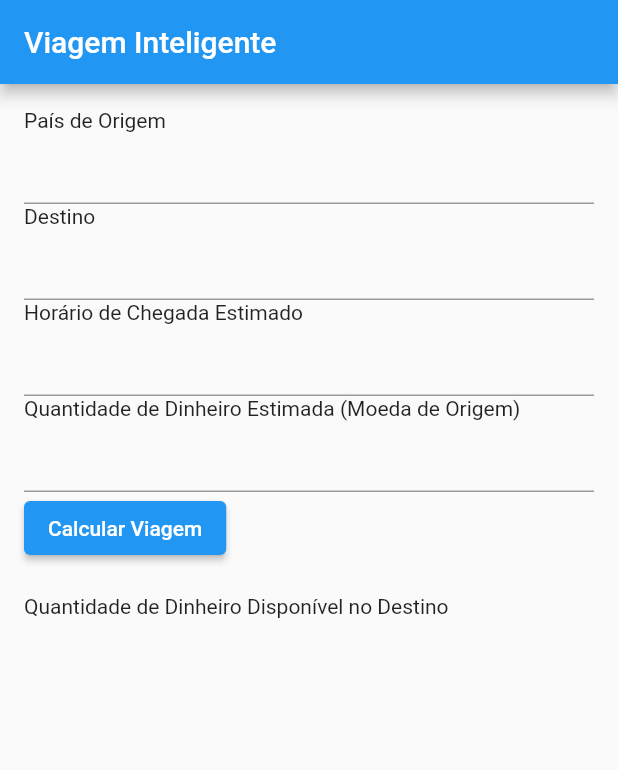
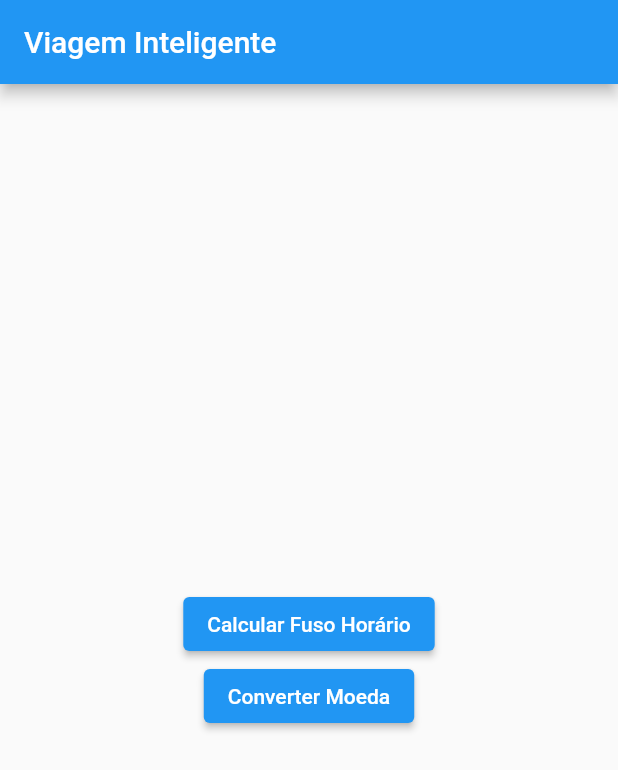
Before and after one commit to rafa-simoes22/viagem, a Flutter app: the screen it shows after launch, on a phone screen of 412 x 824 dp. Shown: the top 770 px of the screen. Run offline on Flutter 3.47's test engine with Material 2 defaults, Android fonts, the phone set to English and light mode, and no system bars.

Commit message:
codigo caio

```diff
--- a/lib/main.dart
+++ b/lib/main.dart
@@ -1,118 +1,52 @@
 import 'package:flutter/material.dart';
-import 'dart:convert';
-import 'package:http/http.dart' as http;
+import 'tela1.dart'; // Importe a tela TimeZoneScreen
+import 'tela2.dart'; // Importe a tela CurrencyConversionScreen
 
-void main() => runApp(ViagemInteligenteApp());
+void main() {
+  runApp(ViagemInteligenteApp());
+}
 
 class ViagemInteligenteApp extends StatelessWidget {
   @override
   Widget build(BuildContext context) {
     return MaterialApp(
       title: 'Viagem Inteligente',
-      home: ViagemInteligenteScreen(),
+      theme: ThemeData(
+        primarySwatch: Colors.blue,
+      ),
+      initialRoute: '/',
+      routes: {
+        '/': (context) => HomeScreen(),
+        '/timezone': (context) => TimeZoneScreen(), // Rota para TimeZoneScreen
+        '/currency_conversion': (context) => CurrencyConversionScreen(), // Rota para CurrencyConversionScreen
+      },
     );
   }
 }
 
-class ViagemInteligenteScreen extends StatefulWidget {
-  @override
-  _ViagemInteligenteScreenState createState() =>
-      _ViagemInteligenteScreenState();
-}
-
-class _ViagemInteligenteScreenState extends State<ViagemInteligenteScreen> {
-  TextEditingController origemController = TextEditingController();
-  TextEditingController destinoController = TextEditingController();
-  TextEditingController chegadaController = TextEditingController();
-  TextEditingController quantidadeDinheiroEstimadoController =
-      TextEditingController();
-  String quantidadeDinheiro = '';
-
-  Future<void> calcularViagem() async {
-    // Obter informações de fuso horário do destino usando a API timezonedb
-    String apiKeyTimezoneDB = 'A5G9JE63YNBV';
-    String destino = destinoController.text;
-    String urlTimezoneDB =
-        'http://api.timezonedb.com/v2.1/get-time-zone?key=$apiKeyTimezoneDB&format=json&by=zone&zone=$destino';
-
-    final responseTimezoneDB = await http.get(Uri.parse(urlTimezoneDB));
-
-    if (responseTimezoneDB.statusCode == 200) {
-      final dataTimezoneDB = json.decode(responseTimezoneDB.body);
-      int timezone = dataTimezoneDB['gmtOffset'];
-
-      // Obter informações de taxa de câmbio usando a API exchangerates
-      String apiKeyExchangeRates = 'bebda881b301374bab4aac58026f9e33';
-      String origem = origemController.text;
-      String urlExchangeRates =
-          'https://api.apilayer.com/exchangerates_data/latest?base=$origem';
-
-      final responseExchangeRates = await http.get(
-        Uri.parse(urlExchangeRates),
-        headers: {
-          'apikey': apiKeyExchangeRates,
-        },
-      );
-
-      if (responseExchangeRates.statusCode == 200) {
-        final dataExchangeRates = json.decode(responseExchangeRates.body);
-
-        if (dataExchangeRates != null && dataExchangeRates.containsKey('rates')) {
-          double taxaCambio = dataExchangeRates['rates'][destino];
-          double dinheiroOrigem =
-              double.tryParse(quantidadeDinheiroEstimadoController.text) ?? 0.0;
-          double dinheiroDestino = dinheiroOrigem * taxaCambio;
-
-          setState(() {
-            quantidadeDinheiro =
-                '${dinheiroDestino.toStringAsFixed(2)} ${destinoController.text}';
-          });
-        } else {
-          // Lidar com a ausência da chave 'rates' na resposta da API exchangerates
-          setState(() {
-            quantidadeDinheiro = 'Erro na obtenção das taxas de câmbio';
-          });
-        }
-      } else {
-        // Lidar com problemas na solicitação à API exchangerates
-        setState(() {
-          quantidadeDinheiro = 'Erro na solicitação da API de taxas de câmbio';
-        });
-      }
-    } else {
-      // Lidar com problemas na solicitação à API timezonedb
-      setState(() {
-        quantidadeDinheiro = 'Erro na solicitação da API de fuso horário';
-      });
-    }
-  }
-
+class HomeScreen extends StatelessWidget {
   @override
   Widget build(BuildContext context) {
     return Scaffold(
       appBar: AppBar(
         title: Text('Viagem Inteligente'),
       ),
-      body: Padding(
-        padding: const EdgeInsets.all(16.0),
+      body: Center(
         child: Column(
-          crossAxisAlignment: CrossAxisAlignment.start,
-          children: [
-            Text('País de Origem'),
-            TextFormField(controller: origemController),
-            Text('Destino'),
-            TextFormField(controller: destinoController),
-            Text('Horário de Chegada Estimado'),
-            TextFormField(controller: chegadaController),
-            Text('Quantidade de Dinheiro Estimada (Moeda de Origem)'),
-            TextFormField(controller: quantidadeDinheiroEstimadoController),
+          mainAxisAlignment: MainAxisAlignment.center,
+          children: <Widget>[
             ElevatedButton(
-              onPressed: calcularViagem,
-              child: Text('Calcular Viagem'),
+              onPressed: () {
+                Navigator.pushNamed(context, '/timezone');
+              },
+              child: Text('Calcular Fuso Horário'),
             ),
-            SizedBox(height: 20.0),
-            Text('Quantidade de Dinheiro Disponível no Destino'),
-            Text(quantidadeDinheiro),
+            ElevatedButton(
+              onPressed: () {
+                Navigator.pushNamed(context, '/currency_conversion');
+              },
+              child: Text('Converter Moeda'),
+            ),
           ],
         ),
       ),
--- a/pubspec.yaml
+++ b/pubspec.yaml
@@ -31,7 +31,6 @@ dependencies:
   flutter:
     sdk: flutter
   http: ^0.13.3
-  timezone: ^0.7.0
 
 
 
```
Also changed, not shown: lib/tela1.dart (added, +139 -0 lines), lib/tela2.dart (added, +124 -0 lines), pubspec.lock.
